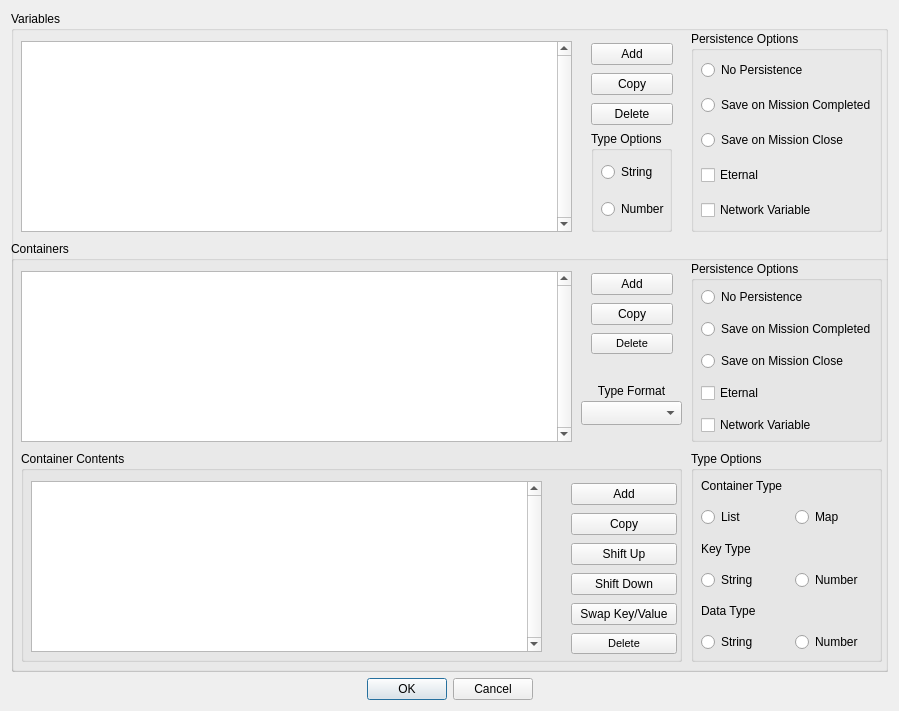
Before: the Qt Designer form qtfred/ui/VariableDialog.ui in scp-fs2open/fs2open.github.com, drawn with Qt 5.
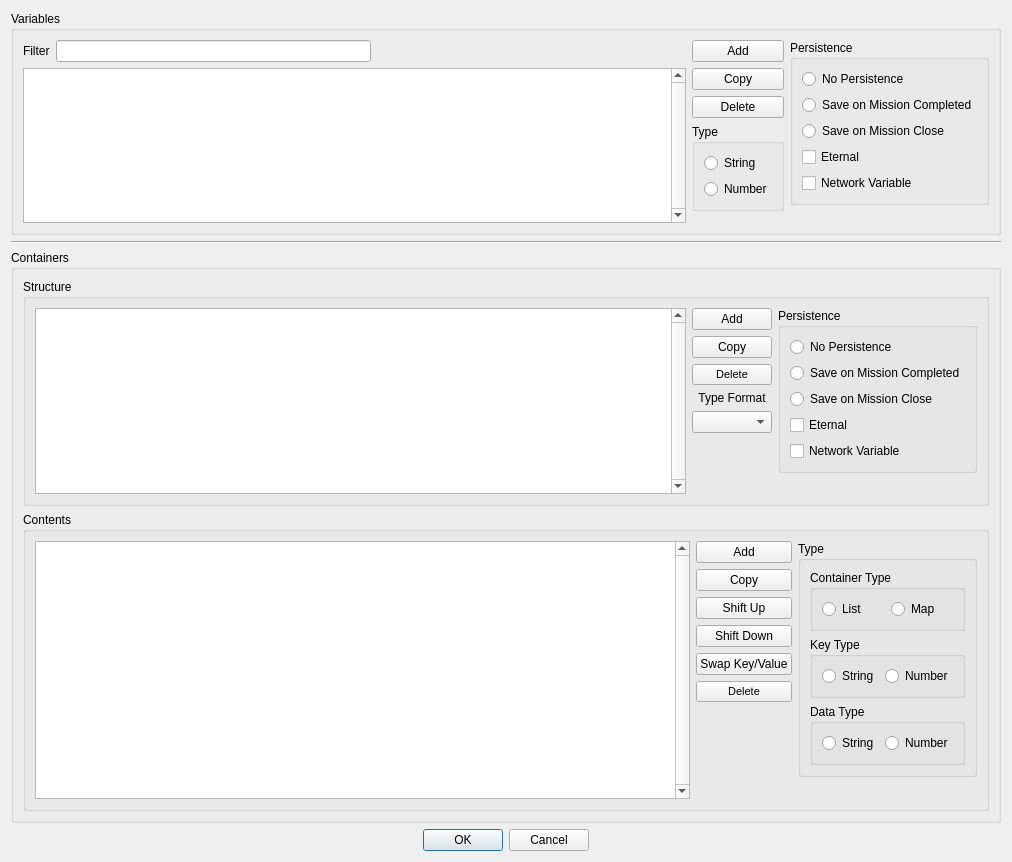
After: the same form once the commit is applied.

Commit message: refactor variables/containers model and variables ui

Diff of the .ui file:
```diff
--- a/qtfred/ui/VariableDialog.ui
+++ b/qtfred/ui/VariableDialog.ui
@@ -9,87 +9,63 @@
    <rect>
     <x>0</x>
     <y>0</y>
-    <width>899</width>
-    <height>711</height>
+    <width>1012</width>
+    <height>862</height>
    </rect>
   </property>
   <property name="minimumSize">
    <size>
-    <width>899</width>
-    <height>711</height>
+    <width>0</width>
+    <height>0</height>
    </size>
   </property>
   <property name="maximumSize">
    <size>
-    <width>899</width>
-    <height>711</height>
+    <width>16777215</width>
+    <height>16777215</height>
    </size>
   </property>
   <property name="windowTitle">
    <string>Variables Editor</string>
   </property>
-  <layout class="QGridLayout" name="gridLayout">
-   <item row="0" column="0">
-    <layout class="QGridLayout" name="gridLayout_2">
-     <item row="0" column="0">
-      <widget class="QGroupBox" name="groupBox">
-       <property name="minimumSize">
-        <size>
-         <width>734</width>
-         <height>643</height>
-        </size>
-       </property>
+  <layout class="QVBoxLayout" name="verticalLayout_2">
+   <item>
+    <widget class="QGroupBox" name="variablesGroupBox">
        <property name="title">
         <string>Variables</string>
        </property>
-       <widget class="QGroupBox" name="groupBox_4">
-        <property name="geometry">
-         <rect>
-          <x>580</x>
-          <y>120</y>
-          <width>81</width>
-          <height>101</height>
-         </rect>
-        </property>
-        <property name="title">
-         <string>Type Options</string>
-        </property>
-        <widget class="QWidget" name="layoutWidget">
-         <property name="geometry">
-          <rect>
-           <x>10</x>
-           <y>20</y>
-           <width>71</width>
-           <height>80</height>
-          </rect>
-         </property>
-         <layout class="QVBoxLayout" name="verticalLayout_6">
+     <layout class="QHBoxLayout" name="horizontalLayout_3">
           <item>
-           <widget class="QRadioButton" name="setVariableAsStringRadio">
+       <layout class="QVBoxLayout" name="variablesListLayout">
+        <item>
+         <layout class="QHBoxLayout" name="variablesFilterLayout">
+          <item>
+           <widget class="QLabel" name="variablesFilterLabel">
             <property name="text">
-             <string>String</string>
+             <string>Filter</string>
             </property>
            </widget>
           </item>
           <item>
-           <widget class="QRadioButton" name="setVariableAsNumberRadio">
-            <property name="text">
-             <string>Number</string>
+           <widget class="QLineEdit" name="variablesFilterLineEdit"/>
+          </item>
+          <item>
+           <spacer name="variablesFilterSpacer">
+            <property name="orientation">
+             <enum>Qt::Horizontal</enum>
             </property>
-           </widget>
+            <property name="sizeHint" stdset="0">
+             <size>
+              <width>40</width>
+              <height>20</height>
+             </size>
+            </property>
+           </spacer>
           </item>
          </layout>
-        </widget>
-       </widget>
+        </item>
+        <item>
        <widget class="QTableWidget" name="variablesTable">
-        <property name="geometry">
-         <rect>
-          <x>10</x>
-          <y>30</y>
-          <width>551</width>
-          <height>191</height>
-         </rect>
-        </property>
         <property name="verticalScrollBarPolicy">
          <enum>Qt::ScrollBarAlwaysOn</enum>
         </property>
@@ -121,29 +97,79 @@
          <bool>false</bool>
         </attribute>
        </widget>
-       <widget class="QGroupBox" name="groupBox_7">
-        <property name="geometry">
-         <rect>
-          <x>680</x>
-          <y>20</y>
-          <width>191</width>
-          <height>201</height>
-         </rect>
-        </property>
+        </item>
+       </layout>
+      </item>
+      <item>
+       <layout class="QVBoxLayout" name="variablesButtonsVerticalLayout">
+        <item>
+         <widget class="QPushButton" name="addVariableButton">
+          <property name="text">
+           <string>Add</string>
+          </property>
+         </widget>
+        </item>
+        <item>
+         <widget class="QPushButton" name="copyVariableButton">
+          <property name="text">
+           <string>Copy</string>
+          </property>
+         </widget>
+        </item>
+        <item>
+         <widget class="QPushButton" name="deleteVariableButton">
+          <property name="text">
+           <string>Delete</string>
+          </property>
+         </widget>
+        </item>
+        <item>
+         <widget class="QGroupBox" name="variablesTypeGroupBox">
         <property name="title">
-         <string>Persistence Options</string>
-        </property>
-        <widget class="QWidget" name="layoutWidget_1">
-         <property name="geometry">
-          <rect>
-           <x>10</x>
-           <y>20</y>
-           <width>181</width>
-           <height>181</height>
-          </rect>
+           <string>Type</string>
          </property>
          <layout class="QVBoxLayout" name="verticalLayout_7">
           <item>
+            <widget class="QRadioButton" name="setVariableAsStringRadio">
+             <property name="text">
+              <string>String</string>
+             </property>
+            </widget>
+           </item>
+           <item>
+            <widget class="QRadioButton" name="setVariableAsNumberRadio">
+             <property name="text">
+              <string>Number</string>
+             </property>
+            </widget>
+           </item>
+          </layout>
+         </widget>
+        </item>
+        <item>
+         <spacer name="variablesButtonsSpacer">
+          <property name="orientation">
+           <enum>Qt::Vertical</enum>
+          </property>
+          <property name="sizeHint" stdset="0">
+           <size>
+            <width>20</width>
+            <height>40</height>
+           </size>
+          </property>
+         </spacer>
+        </item>
+       </layout>
+      </item>
+      <item>
+       <layout class="QVBoxLayout" name="variablesPersistenceVerticalLayout">
+        <item>
+         <widget class="QGroupBox" name="variablesPersistenceGroupBox">
+          <property name="title">
+           <string>Persistence</string>
+          </property>
+          <layout class="QVBoxLayout" name="verticalLayout_6">
+           <item>
            <widget class="QRadioButton" name="doNotSaveVariableRadio">
             <property name="text">
              <string>No Persistence</string>
@@ -180,79 +206,206 @@
           </item>
          </layout>
         </widget>
-       </widget>
-       <widget class="QWidget" name="verticalLayoutWidget">
-        <property name="geometry">
-         <rect>
-          <x>580</x>
-          <y>30</y>
-          <width>82</width>
-          <height>86</height>
-         </rect>
-        </property>
-        <layout class="QVBoxLayout" name="verticalLayout">
-         <item>
-          <widget class="QPushButton" name="addVariableButton">
-           <property name="text">
-            <string>Add</string>
-           </property>
-          </widget>
          </item>
          <item>
-          <widget class="QPushButton" name="copyVariableButton">
-           <property name="text">
-            <string>Copy</string>
-           </property>
-          </widget>
-         </item>
-         <item>
-          <widget class="QPushButton" name="deleteVariableButton">
-           <property name="text">
-            <string>Delete</string>
-           </property>
-          </widget>
-         </item>
-        </layout>
-       </widget>
-       <widget class="QGroupBox" name="groupBox_2">
-        <property name="geometry">
-         <rect>
-          <x>0</x>
-          <y>230</y>
-          <width>881</width>
-          <height>431</height>
-         </rect>
-        </property>
-        <property name="minimumSize">
+         <spacer name="variablesPersistenceSpacer">
+          <property name="orientation">
+           <enum>Qt::Vertical</enum>
+          </property>
+          <property name="sizeHint" stdset="0">
          <size>
-          <width>0</width>
-          <height>380</height>
-         </size>
-        </property>
+            <width>20</width>
+            <height>40</height>
+           </size>
+          </property>
+         </spacer>
+        </item>
+       </layout>
+      </item>
+     </layout>
+    </widget>
+   </item>
+   <item>
+    <widget class="Line" name="line">
+     <property name="orientation">
+      <enum>Qt::Horizontal</enum>
+     </property>
+    </widget>
+   </item>
+   <item>
+    <widget class="QGroupBox" name="containersGroupBox">
         <property name="title">
          <string>Containers</string>
         </property>
-        <widget class="QGroupBox" name="groupBox_3">
-         <property name="geometry">
-          <rect>
-           <x>10</x>
-           <y>210</y>
-           <width>661</width>
-           <height>211</height>
-          </rect>
-         </property>
+     <layout class="QVBoxLayout" name="verticalLayout_8">
+      <item>
+       <widget class="QGroupBox" name="containerStructureGroupBox">
+        <property name="title">
+         <string>Structure</string>
+        </property>
+        <layout class="QHBoxLayout" name="horizontalLayout_4">
+         <item>
+          <widget class="QTableWidget" name="containersTable">
+           <property name="verticalScrollBarPolicy">
+            <enum>Qt::ScrollBarAlwaysOn</enum>
+           </property>
+           <property name="horizontalScrollBarPolicy">
+            <enum>Qt::ScrollBarAlwaysOff</enum>
+           </property>
+           <property name="editTriggers">
+            <set>QAbstractItemView::DoubleClicked|QAbstractItemView::EditKeyPressed</set>
+           </property>
+           <property name="alternatingRowColors">
+            <bool>false</bool>
+           </property>
+           <property name="selectionMode">
+            <enum>QAbstractItemView::SingleSelection</enum>
+           </property>
+           <property name="selectionBehavior">
+            <enum>QAbstractItemView::SelectRows</enum>
+           </property>
+           <property name="gridStyle">
+            <enum>Qt::DotLine</enum>
+           </property>
+           <property name="cornerButtonEnabled">
+            <bool>false</bool>
+           </property>
+           <attribute name="horizontalHeaderHighlightSections">
+            <bool>false</bool>
+           </attribute>
+           <attribute name="verticalHeaderVisible">
+            <bool>false</bool>
+           </attribute>
+          </widget>
+         </item>
+         <item>
+          <layout class="QVBoxLayout" name="containerStructureButtonsVerticalLayout">
+           <item>
+            <widget class="QPushButton" name="addContainerButton">
+             <property name="text">
+              <string>Add</string>
+             </property>
+            </widget>
+           </item>
+           <item>
+            <widget class="QPushButton" name="copyContainerButton">
+             <property name="text">
+              <string>Copy</string>
+             </property>
+            </widget>
+           </item>
+           <item>
+            <widget class="QPushButton" name="deleteContainerButton">
+             <property name="font">
+              <font>
+               <pointsize>8</pointsize>
+              </font>
+             </property>
+             <property name="text">
+              <string>Delete</string>
+             </property>
+            </widget>
+           </item>
+           <item>
+            <widget class="QLabel" name="selectFormatLabel">
+             <property name="text">
+              <string>Type Format</string>
+             </property>
+             <property name="alignment">
+              <set>Qt::AlignCenter</set>
+             </property>
+            </widget>
+           </item>
+           <item>
+            <widget class="QComboBox" name="selectFormatCombobox"/>
+           </item>
+           <item>
+            <spacer name="containerStuctureButtonsSpacer">
+             <property name="orientation">
+              <enum>Qt::Vertical</enum>
+             </property>
+             <property name="sizeHint" stdset="0">
+              <size>
+               <width>20</width>
+               <height>40</height>
+              </size>
+             </property>
+            </spacer>
+           </item>
+          </layout>
+         </item>
+         <item>
+          <layout class="QVBoxLayout" name="containerStructurePersistenceVerticalLayout">
+           <item>
+            <widget class="QGroupBox" name="containerStructurePersistenceGroupBox">
          <property name="title">
-          <string>Container Contents</string>
-         </property>
+              <string>Persistence</string>
+             </property>
+             <layout class="QVBoxLayout" name="verticalLayout_11">
+              <item>
+               <widget class="QRadioButton" name="doNotSaveContainerRadio">
+                <property name="text">
+                 <string>No Persistence</string>
+                </property>
+               </widget>
+              </item>
+              <item>
+               <widget class="QRadioButton" name="saveContainerOnMissionCompletedRadio">
+                <property name="text">
+                 <string>Save on Mission Completed</string>
+                </property>
+               </widget>
+              </item>
+              <item>
+               <widget class="QRadioButton" name="saveContainerOnMissionCloseRadio">
+                <property name="text">
+                 <string>Save on Mission Close</string>
+                </property>
+               </widget>
+              </item>
+              <item>
+               <widget class="QCheckBox" name="setContainerAsEternalCheckbox">
+                <property name="text">
+                 <string>Eternal</string>
+                </property>
+               </widget>
+              </item>
+              <item>
+               <widget class="QCheckBox" name="networkContainerCheckbox">
+                <property name="text">
+                 <string>Network Variable</string>
+                </property>
+               </widget>
+              </item>
+             </layout>
+            </widget>
+           </item>
+           <item>
+            <spacer name="containerPersistenceSpacer">
+             <property name="orientation">
+              <enum>Qt::Vertical</enum>
+             </property>
+             <property name="sizeHint" stdset="0">
+              <size>
+               <width>20</width>
+               <height>40</height>
+              </size>
+             </property>
+            </spacer>
+           </item>
+          </layout>
+         </item>
+        </layout>
+       </widget>
+      </item>
+      <item>
+       <widget class="QGroupBox" name="containerContentsGroupBox">
+        <property name="title">
+         <string>Contents</string>
+        </property>
+        <layout class="QHBoxLayout" name="horizontalLayout_5">
+         <item>
          <widget class="QTableWidget" name="containerContentsTable">
-          <property name="geometry">
-           <rect>
-            <x>10</x>
-            <y>30</y>
-            <width>511</width>
-            <height>171</height>
-           </rect>
-          </property>
           <property name="verticalScrollBarPolicy">
            <enum>Qt::ScrollBarAlwaysOn</enum>
           </property>
@@ -278,16 +431,9 @@
            <bool>false</bool>
           </attribute>
          </widget>
-         <widget class="QWidget" name="verticalLayoutWidget_3">
-          <property name="geometry">
-           <rect>
-            <x>550</x>
-            <y>30</y>
-            <width>106</width>
-            <height>175</height>
-           </rect>
-          </property>
-          <layout class="QVBoxLayout" name="verticalLayout_4">
+         </item>
+         <item>
+          <layout class="QVBoxLayout" name="containerContentsButtonsVerticalLayout">
            <item>
             <widget class="QPushButton" name="addContainerItemButton">
              <property name="text">
@@ -335,138 +481,35 @@
              </property>
             </widget>
            </item>
-          </layout>
-         </widget>
-        </widget>
-        <widget class="QWidget" name="verticalLayoutWidget_2">
-         <property name="geometry">
-          <rect>
-           <x>580</x>
-           <y>30</y>
-           <width>82</width>
-           <height>85</height>
-          </rect>
-         </property>
-         <layout class="QVBoxLayout" name="verticalLayout_3">
           <item>
-           <widget class="QPushButton" name="addContainerButton">
-            <property name="text">
-             <string>Add</string>
-            </property>
-           </widget>
-          </item>
-          <item>
-           <widget class="QPushButton" name="copyContainerButton">
-            <property name="text">
-             <string>Copy</string>
-            </property>
-           </widget>
-          </item>
-          <item>
-           <widget class="QPushButton" name="deleteContainerButton">
-            <property name="font">
-             <font>
-              <pointsize>8</pointsize>
-             </font>
-            </property>
-            <property name="text">
-             <string>Delete</string>
-            </property>
-           </widget>
-          </item>
-         </layout>
-        </widget>
-        <widget class="QGroupBox" name="groupBox_5">
-         <property name="geometry">
-          <rect>
-           <x>680</x>
-           <y>20</y>
-           <width>191</width>
-           <height>181</height>
-          </rect>
-         </property>
-         <property name="title">
-          <string>Persistence Options</string>
-         </property>
-         <widget class="QWidget" name="verticalLayoutWidget_6">
-          <property name="geometry">
-           <rect>
-            <x>10</x>
-            <y>20</y>
-            <width>181</width>
-            <height>161</height>
-           </rect>
-          </property>
-          <layout class="QVBoxLayout" name="verticalLayout_9">
-           <item>
-            <widget class="QRadioButton" name="doNotSaveContainerRadio">
-             <property name="text">
-              <string>No Persistence</string>
-             </property>
-            </widget>
+            <spacer name="containerContentsButtonsSpacer">
+             <property name="orientation">
+              <enum>Qt::Vertical</enum>
+             </property>
+             <property name="sizeHint" stdset="0">
+              <size>
+               <width>20</width>
+               <height>40</height>
+              </size>
+             </property>
+            </spacer>
+           </item>
+          </layout>
            </item>
            <item>
-            <widget class="QRadioButton" name="saveContainerOnMissionCompletedRadio">
-             <property name="text">
-              <string>Save on Mission Completed</string>
-             </property>
-            </widget>
-           </item>
+          <layout class="QVBoxLayout" name="containerTypesVerticalLayout">
            <item>
-            <widget class="QRadioButton" name="saveContainerOnMissionCloseRadio">
-             <property name="text">
-              <string>Save on Mission Close</string>
-             </property>
-            </widget>
-           </item>
-           <item>
-            <widget class="QCheckBox" name="setContainerAsEternalCheckbox">
-             <property name="text">
-              <string>Eternal</string>
-             </property>
-            </widget>
-           </item>
-           <item>
-            <widget class="QCheckBox" name="networkContainerCheckbox">
-             <property name="text">
-              <string>Network Variable</string>
-             </property>
-            </widget>
-           </item>
-          </layout>
-         </widget>
-        </widget>
-        <widget class="QGroupBox" name="groupBox_6">
-         <property name="geometry">
-          <rect>
-           <x>680</x>
-           <y>210</y>
-           <width>191</width>
-           <height>211</height>
-          </rect>
-         </property>
+            <widget class="QGroupBox" name="containerTypesGroupBox">
          <property name="title">
-          <string>Type Options</string>
-         </property>
-         <widget class="QWidget" name="verticalLayoutWidget_7">
-          <property name="geometry">
-           <rect>
-            <x>10</x>
-            <y>20</y>
-            <width>181</width>
-            <height>181</height>
-           </rect>
-          </property>
-          <layout class="QVBoxLayout" name="verticalLayout_10">
+              <string>Type</string>
+             </property>
+             <layout class="QVBoxLayout" name="verticalLayout_12">
            <item>
-            <widget class="QLabel" name="label_3">
-             <property name="text">
+               <widget class="QGroupBox" name="containerBaseTypeGroupBox">
+                <property name="title">
               <string>Container Type</string>
              </property>
-            </widget>
-           </item>
-           <item>
-            <layout class="QHBoxLayout" name="horizontalLayout">
+                <layout class="QHBoxLayout" name="horizontalLayout_7">
              <item>
               <widget class="QRadioButton" name="setContainerAsListRadio">
                <property name="text">
@@ -482,16 +525,14 @@
               </widget>
              </item>
             </layout>
+               </widget>
            </item>
            <item>
-            <widget class="QLabel" name="label_4">
-             <property name="text">
+               <widget class="QGroupBox" name="containerKeyTypeGroupBox">
+                <property name="title">
               <string>Key Type</string>
              </property>
-            </widget>
-           </item>
-           <item>
-            <layout class="QHBoxLayout" name="horizontalLayout_6">
+                <layout class="QHBoxLayout" name="horizontalLayout">
              <item>
               <widget class="QRadioButton" name="setContainerKeyAsStringRadio">
                <property name="text">
@@ -507,16 +548,14 @@
               </widget>
              </item>
             </layout>
+               </widget>
            </item>
            <item>
-            <widget class="QLabel" name="label_2">
-             <property name="text">
+               <widget class="QGroupBox" name="containerDataTypeGroupBox">
+                <property name="title">
               <string>Data Type</string>
              </property>
-            </widget>
-           </item>
-           <item>
-            <layout class="QHBoxLayout" name="horizontalLayout_2">
+                <layout class="QHBoxLayout" name="horizontalLayout_6">
              <item>
               <widget class="QRadioButton" name="setContainerAsStringRadio">
                <property name="text">
@@ -532,83 +571,34 @@
               </widget>
              </item>
             </layout>
+               </widget>
            </item>
           </layout>
          </widget>
-        </widget>
-        <widget class="QTableWidget" name="containersTable">
-         <property name="geometry">
-          <rect>
-           <x>10</x>
-           <y>30</y>
-           <width>551</width>
-           <height>171</height>
-          </rect>
-         </property>
-         <property name="verticalScrollBarPolicy">
-          <enum>Qt::ScrollBarAlwaysOn</enum>
-         </property>
-         <property name="horizontalScrollBarPolicy">
-          <enum>Qt::ScrollBarAlwaysOff</enum>
-         </property>
-         <property name="editTriggers">
-          <set>QAbstractItemView::DoubleClicked|QAbstractItemView::EditKeyPressed</set>
-         </property>
-         <property name="alternatingRowColors">
-          <bool>false</bool>
-         </property>
-         <property name="selectionMode">
-          <enum>QAbstractItemView::SingleSelection</enum>
-         </property>
-         <property name="selectionBehavior">
-          <enum>QAbstractItemView::SelectRows</enum>
-         </property>
-         <property name="gridStyle">
-          <enum>Qt::DotLine</enum>
-         </property>
-         <property name="cornerButtonEnabled">
-          <bool>false</bool>
-         </property>
-         <attribute name="horizontalHeaderHighlightSections">
-          <bool>false</bool>
-         </attribute>
-         <attribute name="verticalHeaderVisible">
-          <bool>false</bool>
-         </attribute>
-        </widget>
-        <widget class="QLabel" name="label">
-         <property name="geometry">
-          <rect>
-           <x>580</x>
-           <y>140</y>
-           <width>81</width>
-           <height>20</height>
-          </rect>
-         </property>
-         <property name="text">
-          <string>Type Format</string>
-         </property>
-         <property name="alignment">
-          <set>Qt::AlignCenter</set>
-         </property>
-        </widget>
-        <widget class="QComboBox" name="selectFormatCombobox">
-         <property name="geometry">
-          <rect>
-           <x>570</x>
-           <y>160</y>
-           <width>101</width>
-           <height>24</height>
-          </rect>
-         </property>
-        </widget>
-       </widget>
-      </widget>
-     </item>
-    </layout>
+           </item>
+           <item>
+            <spacer name="containerContentsTypeSpacer">
+             <property name="orientation">
+              <enum>Qt::Vertical</enum>
+             </property>
+             <property name="sizeHint" stdset="0">
+              <size>
+               <width>20</width>
+               <height>40</height>
+              </size>
+             </property>
+            </spacer>
+           </item>
+          </layout>
+         </item>
+        </layout>
+       </widget>
+      </item>
+     </layout>
+    </widget>
    </item>
-   <item row="1" column="0">
-    <widget class="QDialogButtonBox" name="OkCancelButtons">
+   <item>
+    <widget class="QDialogButtonBox" name="okAndCancelButtons">
      <property name="standardButtons">
       <set>QDialogButtonBox::Cancel|QDialogButtonBox::Ok</set>
      </property>
```
Left out of the diff: 19 changed lines with no effect on the pictures. Lines whose indentation alone changed are shown as unchanged. The commit also changes 7 other files.
